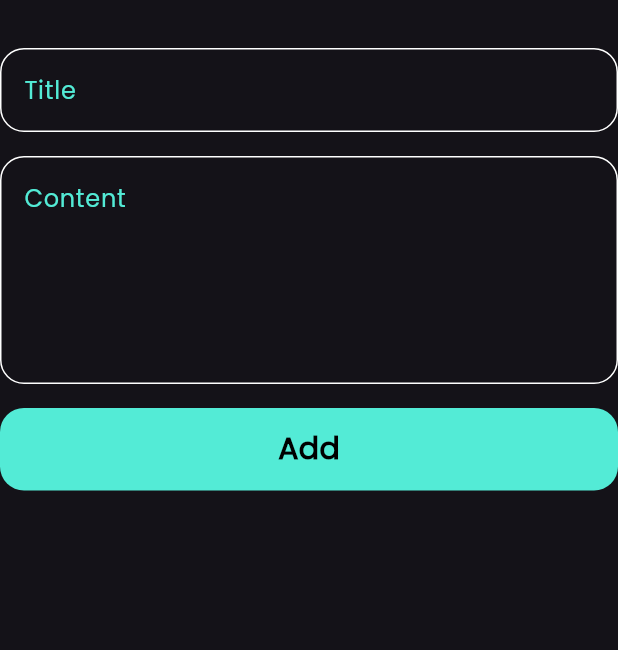
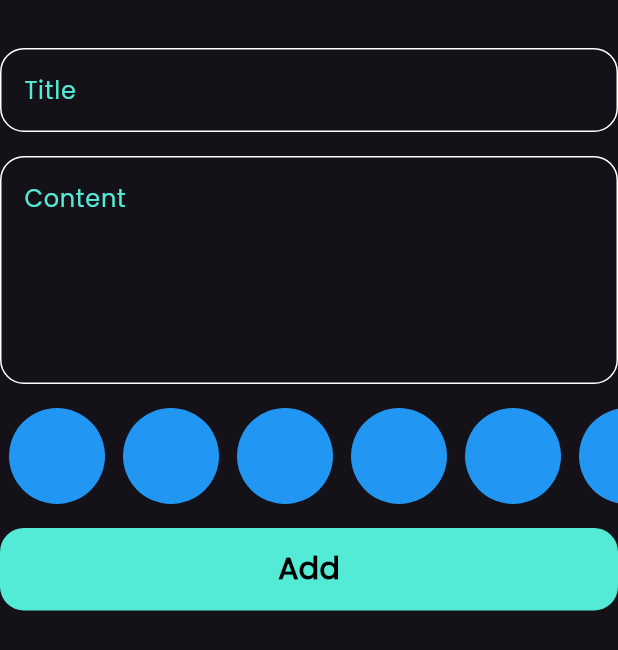
Before and after one commit to abdulla662/notes_app, a Flutter app: what add_note_form() shows on an empty page, opened directly, on a phone screen of 412 x 824 dp. Shown: the top 650 px of the screen. Run offline on Flutter 3.47's test engine with Material 3 defaults, Android fonts, the phone set to English and light mode, and no system bars; our stand-ins replace bloc, flutter_bloc, fluttertoast, font_awesome_flutter, hive, hive_flutter and 1 more; accounts and stored records are empty.

Commit message:
create colors list view part 1

```diff
--- a/lib/views/widgets/add_note_formState.dart
+++ b/lib/views/widgets/add_note_formState.dart
@@ -5,6 +5,7 @@ import 'package:notes_app/cubits/cubit/add_note_cubit.dart';
 import 'package:notes_app/models/note_view.dart';
 import 'package:notes_app/views/widgets/Custom_Text_field.dart';
 import 'package:notes_app/views/widgets/Custom_button.dart';
+import 'package:notes_app/views/widgets/colors_list_view.dart';
 
 class add_note_form extends StatefulWidget {
   const add_note_form({
@@ -48,6 +49,10 @@ class _add_note_formState extends State<add_note_form> {
           SizedBox(
             height: 16,
           ),
+          color_list_view(),
+          SizedBox(
+            height: 16,
+          ),
           BlocBuilder<AddNoteCubit, AddNoteState>(
             builder: (context, state) {
               return Custom_Buttom(
--- /dev/null
+++ b/lib/views/widgets/colors_list_view.dart
@@ -0,0 +1,31 @@
+import 'package:flutter/material.dart';
+
+class color_item extends StatelessWidget {
+  const color_item({super.key});
+
+  @override
+  Widget build(BuildContext context) {
+    return const CircleAvatar(
+      backgroundColor: Colors.blue,
+      radius: 38,
+    );
+  }
+}
+
+class color_list_view extends StatelessWidget {
+  const color_list_view({super.key});
+
+  @override
+  Widget build(BuildContext context) {
+    return SizedBox(
+      height: 32 * 2,
+      child: ListView.builder(
+        itemCount: 10,
+        scrollDirection: Axis.horizontal,
+        itemBuilder: (context, index) {
+          return color_item();
+        },
+      ),
+    );
+  }
+}
```
